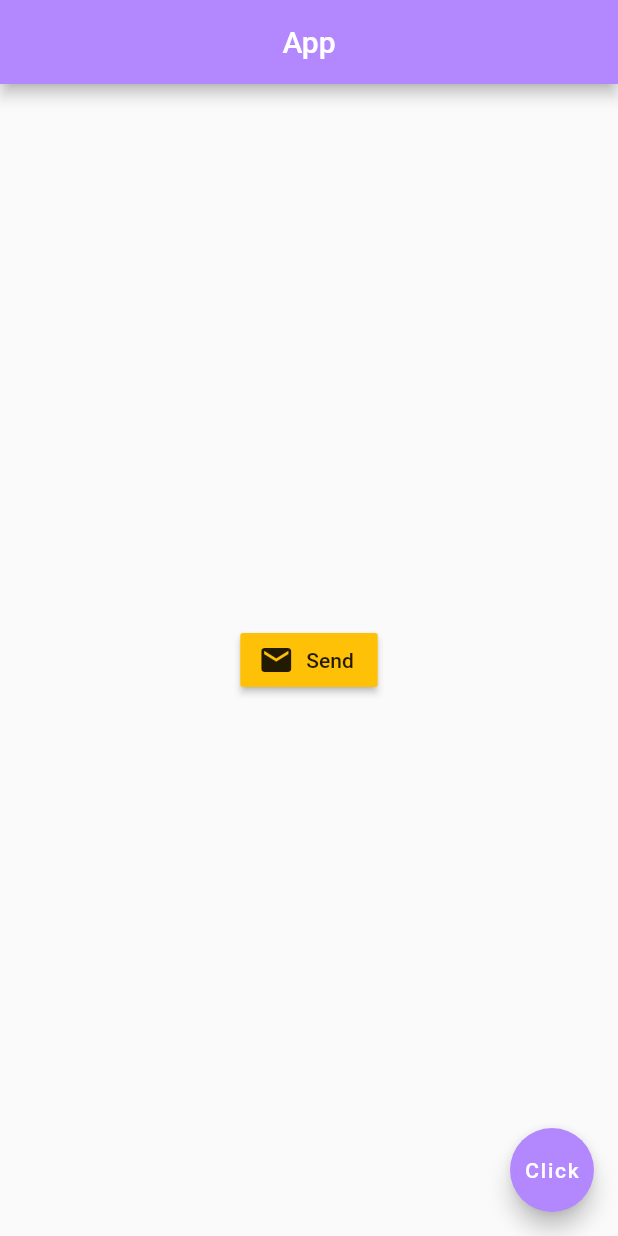
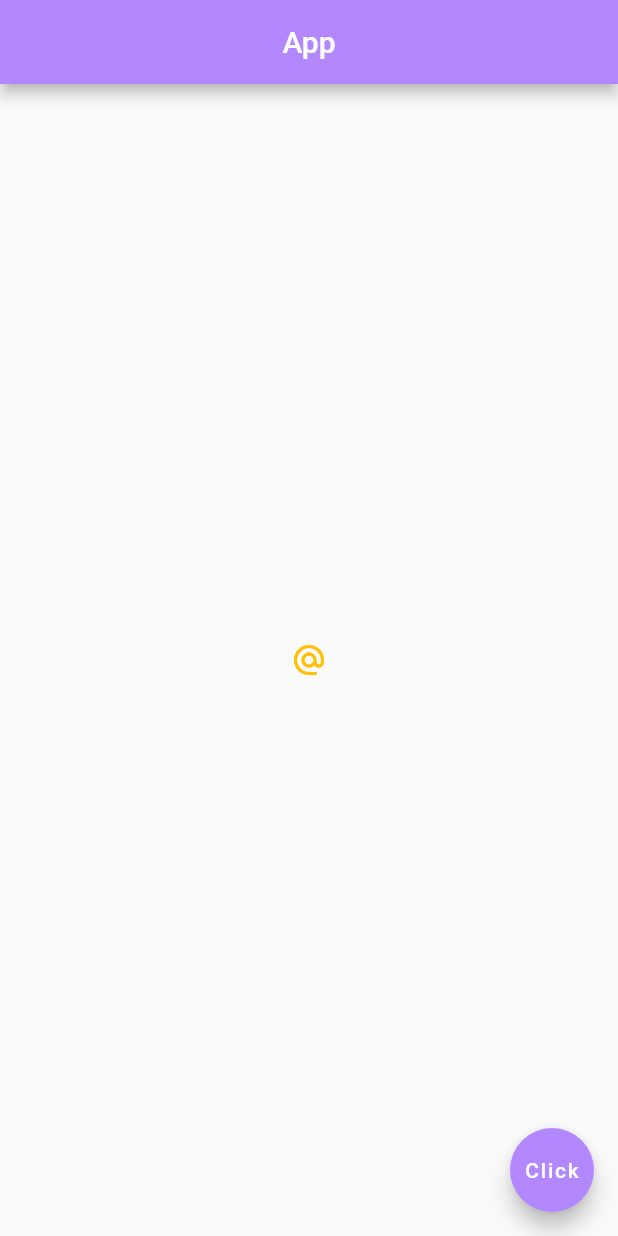
Before and after one commit to KeithChasen/simple-flutter-app, a Flutter app: the screen it shows after launch, on a phone screen of 412 x 824 dp. Run offline on Flutter 3.47's test engine with Material 2 defaults, Android fonts, the phone set to English and light mode, and no system bars.

Commit message:
example of Icon button

```diff
--- a/lib/main.dart
+++ b/lib/main.dart
@@ -14,12 +14,11 @@ class Home extends StatelessWidget {
         backgroundColor: Colors.deepPurpleAccent[100],
       ),
       body: Center(
-        child: RaisedButton.icon(
-          onPressed: () {},
-          icon: Icon(
-            Icons.mail
-          ),
-          label: Text('Send'),
+        child: IconButton(
+          onPressed: () {
+            print('Send email');
+          },
+          icon: Icon(Icons.alternate_email),
           color: Colors.amber,
         ),
       ),
```
